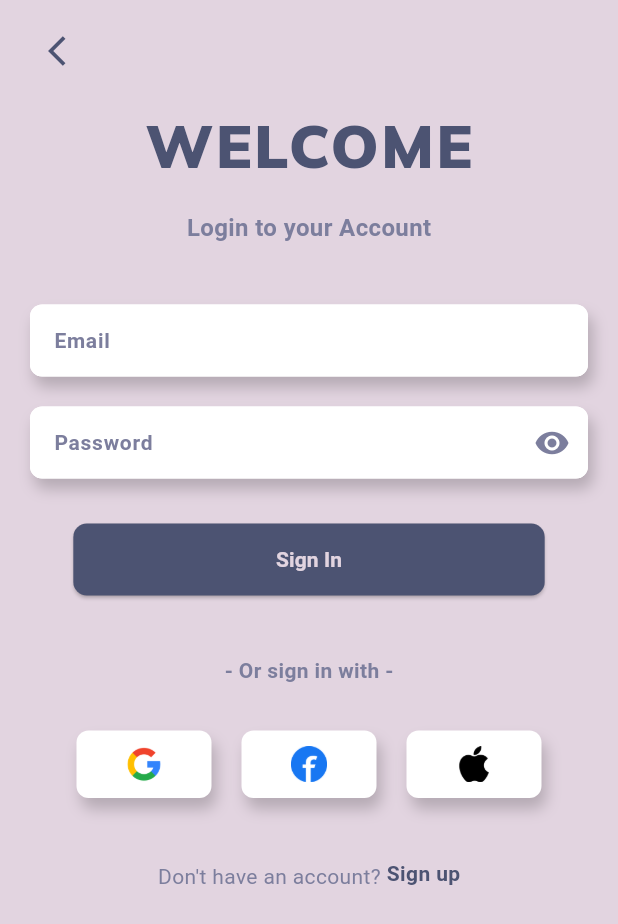
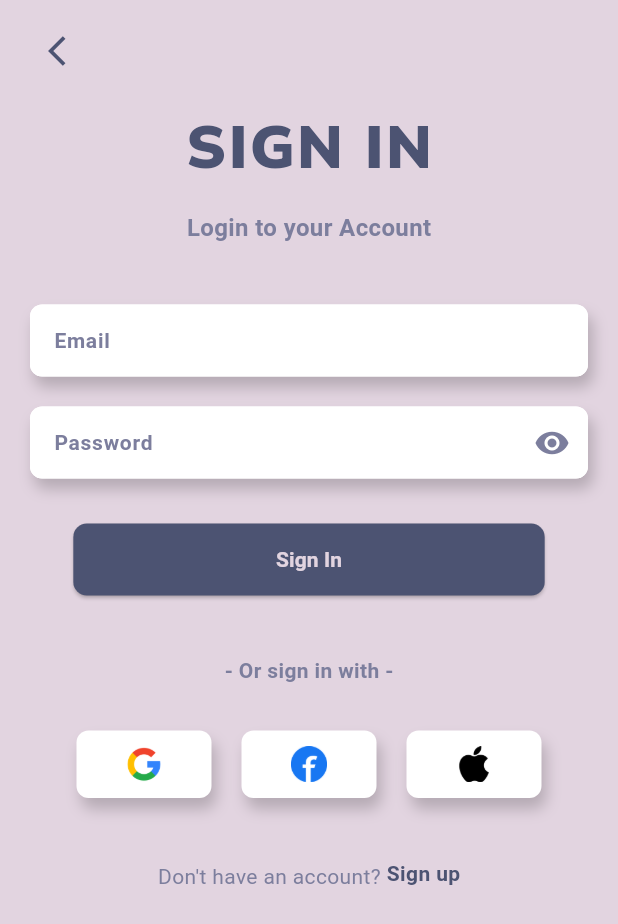
Before and after one commit to Prasad-k-Github/NEAR-ME-Luggage-storing-application, a Flutter app: the SignInScreen screen opened by its route, on a phone screen of 412 x 824 dp. Shown: the top 924 px of the screen. Run offline on Flutter 3.47's test engine with Material 3 defaults, Android fonts, the light colour scheme and no system bars; our stand-ins replace camera, geocoding, google_fonts, google_maps_flutter; Roboto replaces fonts that are missing (Arial, Calibri).

Commit message:
Update navigation flow between sign-in and payment screens; modify welcome text for clarity

```diff
--- a/lib/screens/confirm_payment_ui.dart
+++ b/lib/screens/confirm_payment_ui.dart
@@ -1,7 +1,7 @@
 import 'package:flutter/material.dart';
 import 'package:google_fonts/google_fonts.dart';
 import '../routes.dart';
-import '../widgets/widgets.dart'; // Import the widgets.dart file
+import '../widgets/widgets.dart';
 
 class ConfirmPaymentUI extends StatefulWidget {
   const ConfirmPaymentUI({super.key});
@@ -193,7 +193,7 @@ class _ConfirmPaymentUIState extends State<ConfirmPaymentUI> {
                   ),
                 ),
                 onPressed: () {
-                  // Navigate to payment processing or confirmation screen
+                  Navigator.pushReplacementNamed(context, Routes.signInScreen);
                 },
                 child: Text(
                   "Continue To Payment",
--- a/lib/screens/sign_in_screen.dart
+++ b/lib/screens/sign_in_screen.dart
@@ -32,7 +32,7 @@ class _SignInScreenState extends State<SignInScreen> {
     if (_pageController.page == 1) {
       _toggleSignUp();
     } else {
-      Navigator.of(context).pushReplacementNamed(Routes.introScreen);
+      Navigator.of(context).pushReplacementNamed(Routes.confirmPaymentScreen);
     }
   }
 
@@ -87,7 +87,7 @@ class _SignInScreenState extends State<SignInScreen> {
                 opacity: 1.0,
                 duration: const Duration(milliseconds: 500),
                 child: Text(
-                  "WELCOME",
+                  "SIGN IN",
                   style: GoogleFonts.mulish(
                     textStyle: const TextStyle(
                       fontSize: 40,
@@ -254,7 +254,7 @@ class _SignInScreenState extends State<SignInScreen> {
                 opacity: 1.0,
                 duration: const Duration(milliseconds: 500),
                 child: Text(
-                  "WELCOME",
+                  "SIGN UP",
                   style: GoogleFonts.mulish(
                     textStyle: const TextStyle(
                       fontSize: 40,
```
Also changed, not shown: 8 other files.
